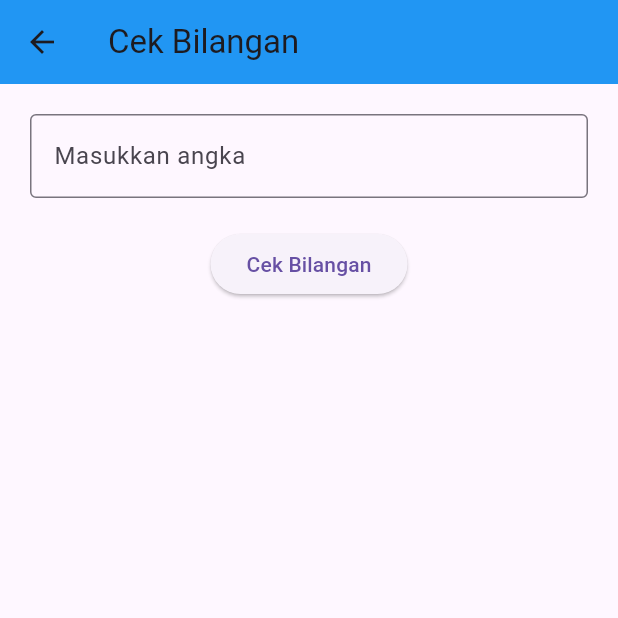
After one commit to Ianone-8bit/TPM, a Flutter app: the Prima screen opened directly, after a tap on "Cek Bilangan", on a phone screen of 412 x 824 dp, the top half of it. The commit adds this screen. Run offline on Flutter 3.47's test engine with Material 3 defaults, Android fonts, the phone set to English and light mode, and no system bars.

Commit message:
Nambahi Prima

```diff
--- a/lib/pages/dashboard.dart
+++ b/lib/pages/dashboard.dart
@@ -1,10 +1,9 @@
 import 'package:flutter/material.dart';
+import 'prima.dart';
+import 'stopwatch_page.dart';
 
 class Dashboard extends StatefulWidget {
-  const Dashboard({super.key});
-
-  @override
-  State<Dashboard> createState() => _DashboardState();
+  const Dashboard()
 }
 
 class _DashboardState extends State<Dashboard> {
--- /dev/null
+++ b/lib/pages/prima.dart
@@ -0,0 +1,93 @@
+import 'package:flutter/material.dart';
+
+class Prima extends StatefulWidget {
+  const Prima({super.key});
+
+  @override
+  State <Prima> createState() => _Prima();
+}
+
+class _Prima extends State<Prima>{
+TextEditingController angkaController = TextEditingController();
+  String hasil = "";
+
+  bool isPrima(int n) {
+    if (n <= 1) return false;
+
+    for (int i = 2; i < n; i++) {
+      if (n % i == 0) {
+        return false;
+      }
+    }
+
+    return true;
+  }
+
+  void cekBilangan() {
+    int angka = int.parse(angkaController.text);
+
+    String jenis = "";
+    String prima = "";
+
+    if (angka % 2 == 0) {
+      jenis = "Genap";
+    } else {
+      jenis = "Ganjil";
+    }
+
+    if (isPrima(angka)) {
+      prima = "Bilangan Prima";
+    } else {
+      prima = "Bukan Bilangan Prima";
+    }
+
+    setState(() {
+      hasil = "Bilangan $angka adalah $jenis dan $prima";
+    });
+  }
+
+  @override
+  Widget build(BuildContext context) {
+    return Scaffold(
+      appBar: AppBar(
+        title: const Text("Cek Bilangan"),
+        backgroundColor: Colors.blue,
+      ),
+
+      body: Padding(
+        padding: const EdgeInsets.all(20),
+        child: Column(
+          children: [
+
+            TextField(
+              controller: angkaController,
+              keyboardType: TextInputType.number,
+              decoration: const InputDecoration(
+                labelText: "Masukkan angka",
+                border: OutlineInputBorder(),
+              ),
+            ),
+
+            const SizedBox(height: 20),
+
+            ElevatedButton(
+              onPressed: cekBilangan,
+              child: const Text("Cek Bilangan"),
+            ),
+
+            const SizedBox(height: 20),
+
+            Text(
+              hasil,
+              style: const TextStyle(
+                fontSize: 20,
+                fontWeight: FontWeight.bold,
+              ),
+            )
+
+          ],
+        ),
+      ),
+    );
+  }
+}
```
